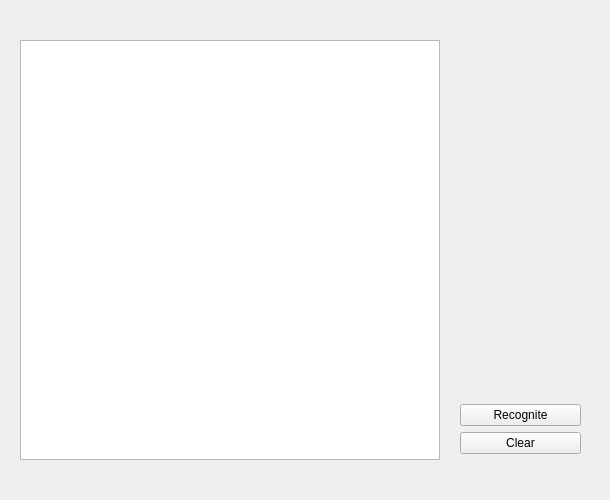
Before: the Qt Designer form include/HTRApp/mainwindow.ui in DKuzn/HTRApp, drawn with Qt 5.
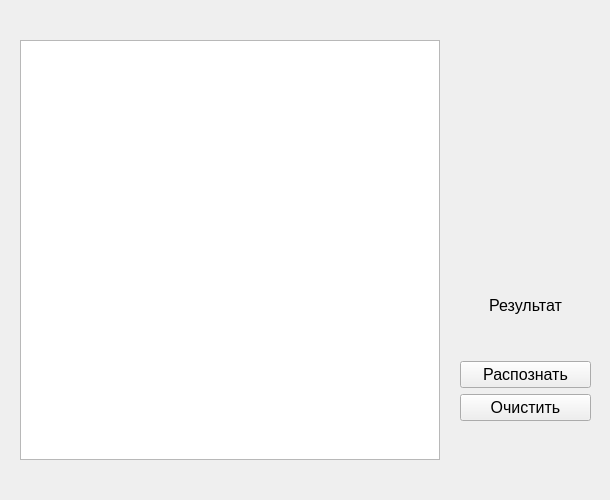
After: the same form once the commit is applied.

Commit message: Update user interface

The edit to the form file:
```diff
--- a/include/HTRApp/mainwindow.ui
+++ b/include/HTRApp/mainwindow.ui
@@ -10,6 +10,11 @@
     <height>500</height>
    </rect>
   </property>
+  <property name="font">
+   <font>
+    <pointsize>12</pointsize>
+   </font>
+  </property>
   <property name="windowTitle">
    <string>MainWindow</string>
   </property>
@@ -28,30 +33,63 @@
     <property name="geometry">
      <rect>
       <x>460</x>
-      <y>273</y>
-      <width>121</width>
-      <height>181</height>
+      <y>290</y>
+      <width>131</width>
+      <height>131</height>
      </rect>
     </property>
     <layout class="QVBoxLayout" name="buttons">
+     <item>
+      <widget class="QLabel" name="label">
+       <property name="font">
+        <font>
+         <pointsize>12</pointsize>
+        </font>
+       </property>
+       <property name="text">
+        <string>Результат</string>
+       </property>
+       <property name="alignment">
+        <set>Qt::AlignCenter</set>
+       </property>
+      </widget>
+     </item>
      <item>
       <widget class="QLabel" name="result">
+       <property name="font">
+        <font>
+         <pointsize>12</pointsize>
+        </font>
+       </property>
        <property name="text">
         <string/>
        </property>
+       <property name="alignment">
+        <set>Qt::AlignCenter</set>
+       </property>
       </widget>
      </item>
      <item>
       <widget class="QPushButton" name="recButton">
+       <property name="font">
+        <font>
+         <pointsize>12</pointsize>
+        </font>
+       </property>
        <property name="text">
-        <string>Recognite</string>
+        <string>Распознать</string>
        </property>
       </widget>
      </item>
      <item>
       <widget class="QPushButton" name="clearButton">
+       <property name="font">
+        <font>
+         <pointsize>12</pointsize>
+        </font>
+       </property>
        <property name="text">
-        <string>Clear</string>
+        <string>Очистить</string>
        </property>
       </widget>
      </item>
```
Left out of the diff: 2 changed lines with no effect on the pictures. The commit also changes 1 other file.
